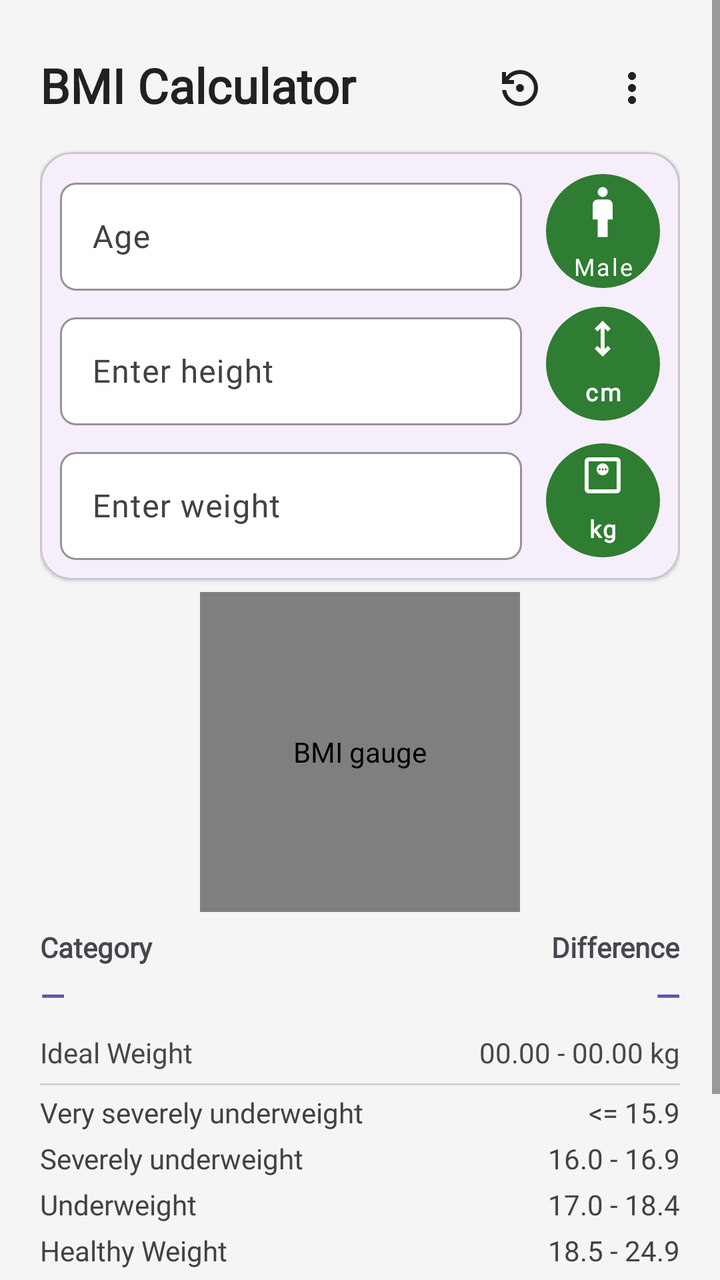
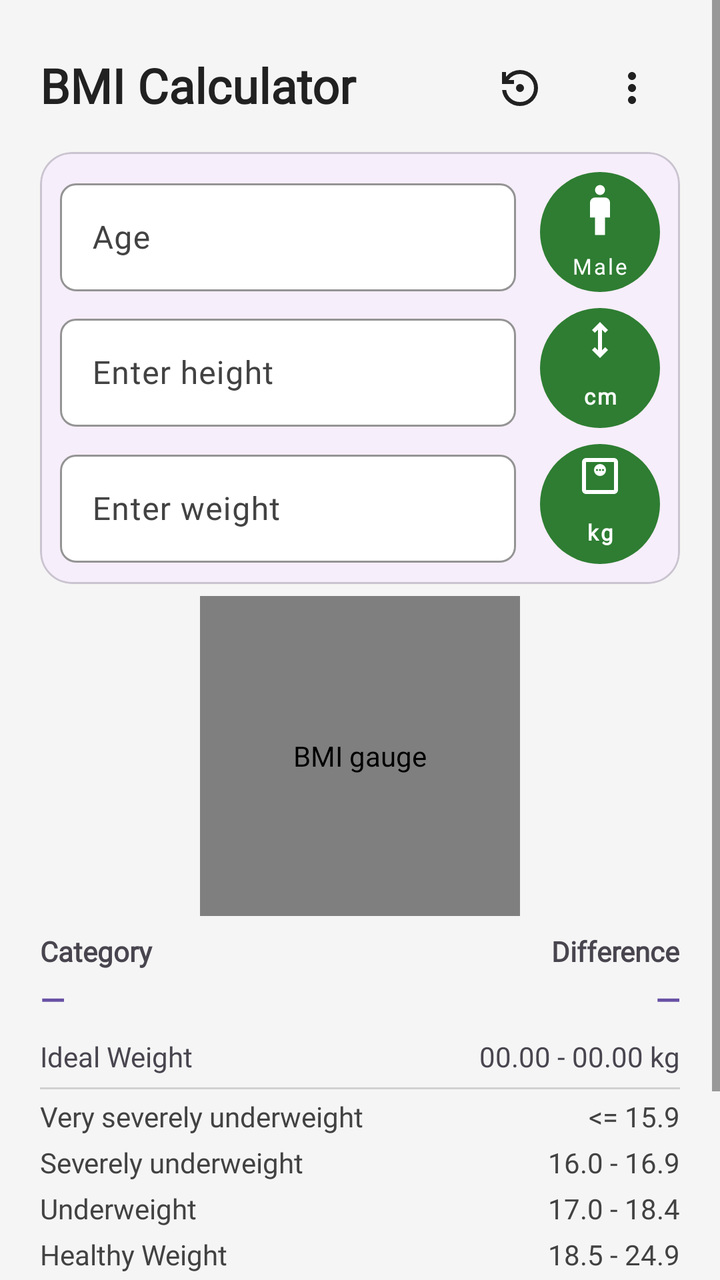

Before-and-after screenshots of an Android layout around one commit, followed by the original layout XML and the change that was made.
<!-- AndroidManifest.xml: application theme Theme.BMITracker -->
<!-- res/layout/activity_main.xml -->
<?xml version="1.0" encoding="utf-8"?>
<ScrollView xmlns:android="http://schemas.android.com/apk/res/android"
    xmlns:app="http://schemas.android.com/apk/res-auto"
    android:id="@+id/main"
    android:layout_width="match_parent"
    android:layout_height="match_parent"
    android:background="?android:attr/windowBackground"
    android:fillViewport="true">

    <androidx.constraintlayout.widget.ConstraintLayout
        android:layout_width="match_parent"
        android:layout_height="wrap_content"
        android:padding="20dp">

        <TextView
            android:id="@+id/tvTitle"
            android:layout_width="0dp"
            android:layout_height="wrap_content"
            android:fontFamily="@font/noto_sans_bengali_thin"
            android:text="@string/bmi_calculator"
            android:textColor="?android:attr/textColorPrimary"
            android:textSize="24sp"
            android:textStyle="bold"
            app:layout_constraintBottom_toBottomOf="@id/btnReset"
            app:layout_constraintEnd_toStartOf="@id/btnReset"
            app:layout_constraintHorizontal_bias="0.0"
            app:layout_constraintStart_toStartOf="parent"
            app:layout_constraintTop_toTopOf="parent"
            app:layout_constraintVertical_bias="0.40" />

        <ImageButton
            android:id="@+id/btnMenu"
            android:layout_width="48dp"
            android:layout_height="48dp"
            android:background="?attr/selectableItemBackgroundBorderless"
            android:contentDescription="@string/menu"
            android:src="@drawable/ic_menu_24"
            app:layout_constraintEnd_toEndOf="parent"
            app:layout_constraintTop_toTopOf="parent"
            app:tint="?attr/colorOnSurface" />

        <ImageButton
            android:id="@+id/btnReset"
            android:layout_width="48dp"
            android:layout_height="48dp"
            android:layout_marginEnd="8dp"
            android:background="?attr/selectableItemBackgroundBorderless"
            android:contentDescription="@string/reset"
            android:src="@drawable/outline_settings_backup_restore_24"
            app:layout_constraintEnd_toStartOf="@id/btnMenu"
            app:layout_constraintTop_toTopOf="parent"
            app:tint="?attr/colorOnSurface" />

        <TextView
            android:id="@+id/lblNormal"
            android:layout_width="wrap_content"
            android:layout_height="wrap_content"
            android:layout_marginTop="8dp"
            android:fontFamily="@font/noto_sans_bengali_thin"
            android:text="@string/ideal_weight"
            app:layout_constraintStart_toStartOf="parent"
            app:layout_constraintTop_toBottomOf="@+id/tvCategory" />

        <com.google.android.material.card.MaterialCardView
            android:id="@+id/cardInputs"
            android:layout_width="0dp"
            android:layout_height="wrap_content"
            android:layout_marginTop="8dp"
            app:cardCornerRadius="16dp"
            app:cardElevation="1dp"
            app:layout_constraintEnd_toEndOf="parent"
            app:layout_constraintStart_toStartOf="parent"
            app:layout_constraintTop_toBottomOf="@id/btnReset"
            app:strokeColor="?attr/colorOutlineVariant"
            app:strokeWidth="1dp">

            <LinearLayout
                android:layout_width="match_parent"
                android:layout_height="wrap_content"
                android:orientation="vertical"
                android:padding="10dp">

                <LinearLayout
                    android:layout_width="match_parent"
                    android:layout_height="wrap_content"
                    android:baselineAligned="false"
                    android:gravity="center_vertical"
                    android:orientation="horizontal">

                    <com.google.android.material.textfield.TextInputLayout
                        android:id="@+id/til_age"
                        style="@style/Widget.Material3.TextInputLayout.OutlinedBox"
                        android:layout_width="0dp"
                        android:layout_height="wrap_content"
                        android:layout_weight="1"
                        android:hint="@string/age"
                        app:boxBackgroundColor="#FFFFFF"
                        app:boxBackgroundMode="outline"
                        app:boxCornerRadiusBottomEnd="8dp"
                        app:boxCornerRadiusBottomStart="8dp"
                        app:boxCornerRadiusTopEnd="8dp"
                        app:boxCornerRadiusTopStart="8dp"
                        app:boxStrokeColor="#A0A0A0"
                        app:boxStrokeWidth="1dp"
                        app:boxStrokeWidthFocused="1.2dp"
                        app:hintTextColor="?attr/colorOnSurfaceVariant">

                        <com.google.android.material.textfield.TextInputEditText
                            android:id="@+id/etAge"
                            style="@style/Widget.BMITracker.TextInputEditText"
                            android:layout_width="match_parent"
                            android:layout_height="54dp"
                            android:fontFamily="@font/noto_sans_bengali_thin"
                            android:gravity="center_vertical"
                            android:imeOptions="actionNext"
                            android:inputType="numberDecimal"
                            android:maxLength="3"
                            android:paddingTop="0dp"
                            android:paddingBottom="0dp"
                            android:textColor="?attr/colorOnSurface"
                            android:textColorHint="?attr/colorOnSurfaceVariant"
                            android:textSize="16sp" />
                    </com.google.android.material.textfield.TextInputLayout>

                    <com.google.android.material.button.MaterialButton
                        android:id="@+id/dropdownGender"
                        style="@style/Widget.MaterialComponents.Button.TextButton"
                        android:layout_width="57dp"
                        android:layout_height="57dp"
                        android:layout_marginStart="12dp"
                        android:background="@drawable/circle_button"
                        android:contentDescription="@string/gender"
                        android:insetLeft="0dp"
                        android:insetTop="0dp"
                        android:insetRight="0dp"
                        android:insetBottom="0dp"
                        android:text="@string/gender_male"
                        android:textAllCaps="false"
                        android:textColor="#FFFFFF"
                        android:textSize="12sp"
                        app:backgroundTint="@null"
                        app:backgroundTintMode="add"
                        app:icon="@drawable/outline_man_24"
                        app:iconGravity="top"
                        app:iconSize="30dp"
                        app:iconTint="#FFFFFF"
                        app:shapeAppearanceOverlay="@style/ShapeAppearance.MaterialComponents.SmallComponent" />
                </LinearLayout>

                <LinearLayout
                    android:layout_width="match_parent"
                    android:layout_height="wrap_content"
                    android:layout_marginTop="8dp"
                    android:baselineAligned="false"
                    android:orientation="horizontal">

                    <com.google.android.material.textfield.TextInputLayout
                        android:id="@+id/til_height"
                        style="@style/Widget.Material3.TextInputLayout.OutlinedBox"
                        android:layout_width="0dp"
                        android:layout_height="wrap_content"
                        android:layout_weight="1"
                        android:hint="@string/enter_height"
                        app:boxBackgroundColor="#FFFFFF"
                        app:boxBackgroundMode="outline"
                        app:boxCornerRadiusBottomEnd="8dp"
                        app:boxCornerRadiusBottomStart="8dp"
                        app:boxCornerRadiusTopEnd="8dp"
                        app:boxCornerRadiusTopStart="8dp"
                        app:boxStrokeColor="#A0A0A0"
                        app:boxStrokeWidth="1dp"
                        app:boxStrokeWidthFocused="1.2dp"
                        app:hintTextColor="?attr/colorOnSurfaceVariant">

                        <com.google.android.material.textfield.TextInputEditText
                            android:id="@+id/etHeight"
                            style="@style/Widget.BMITracker.TextInputEditText"
                            android:layout_width="match_parent"
                            android:layout_height="54dp"
                            android:fontFamily="@font/noto_sans_bengali_thin"
                            android:imeOptions="actionNext"
                            android:inputType="numberDecimal"
                            android:paddingTop="0dp"
                            android:paddingBottom="0dp"
                            android:textColor="?attr/colorOnSurface"
                            android:textColorHint="?attr/colorOnSurfaceVariant"
                            android:textSize="16sp" />
                    </com.google.android.material.textfield.TextInputLayout>

                    <com.google.android.material.button.MaterialButton
                        android:id="@+id/dropdownHeightUnit"
                        style="@style/Widget.MaterialComponents.Button.TextButton"
                        android:layout_width="57dp"
                        android:layout_height="57dp"
                        android:layout_marginStart="12dp"
                        android:background="@drawable/circle_button"
                        android:contentDescription="@string/unit_cm"
                        android:insetLeft="0dp"
                        android:insetTop="0dp"
                        android:insetRight="0dp"
                        android:insetBottom="0dp"
                        android:text="@string/unit_cm"
                        android:textAllCaps="false"
                        android:textColor="#FFFFFF"
                        android:textSize="12sp"
                        android:textStyle="bold"
                        app:backgroundTint="@null"
                        app:icon="@drawable/outline_height_24"
                        app:iconGravity="top"
                        app:iconSize="24dp"
                        app:iconTint="#FFFFFF" />
                </LinearLayout>

                <LinearLayout
                    android:layout_width="match_parent"
                    android:layout_height="wrap_content"
                    android:layout_marginTop="8dp"
                    android:baselineAligned="false"
                    android:orientation="horizontal">

                    <com.google.android.material.textfield.TextInputLayout
                        android:id="@+id/til_weight"
                        style="@style/Widget.Material3.TextInputLayout.OutlinedBox"
                        android:layout_width="0dp"
                        android:layout_height="wrap_content"
                        android:layout_weight="1"
                        android:hint="@string/enter_weight"
                        app:boxBackgroundColor="#FFFFFF"
                        app:boxBackgroundMode="outline"
                        app:boxCornerRadiusBottomEnd="8dp"
                        app:boxCornerRadiusBottomStart="8dp"
                        app:boxCornerRadiusTopEnd="8dp"
                        app:boxCornerRadiusTopStart="8dp"
                        app:boxStrokeColor="#A0A0A0"
                        app:boxStrokeWidth="1dp"
                        app:boxStrokeWidthFocused="1.2dp"
                        app:hintTextColor="?attr/colorOnSurfaceVariant">

                        <com.google.android.material.textfield.TextInputEditText
                            android:id="@+id/etWeight"
                            style="@style/Widget.BMITracker.TextInputEditText"
                            android:layout_width="match_parent"
                            android:layout_height="54dp"
                            android:fontFamily="@font/noto_sans_bengali_thin"
                            android:imeOptions="actionDone"
                            android:inputType="numberDecimal"
                            android:paddingTop="0dp"
                            android:paddingBottom="0dp"
                            android:textColor="?attr/colorOnSurface"
                            android:textColorHint="?attr/colorOnSurfaceVariant"
                            android:textSize="16sp" />
                    </com.google.android.material.textfield.TextInputLayout>

                    <com.google.android.material.button.MaterialButton
                        android:id="@+id/dropdownWeightUnit"
                        style="@style/Widget.MaterialComponents.Button.TextButton"
                        android:layout_width="57dp"
                        android:layout_height="57dp"
                        android:layout_gravity="center_vertical"
                        android:layout_marginStart="12dp"
                        android:background="@drawable/circle_button"
                        android:contentDescription="@string/unit_kg"
                        android:insetLeft="0dp"
                        android:insetTop="0dp"
                        android:insetRight="0dp"
                        android:insetBottom="0dp"
                        android:text="@string/unit_kg"
                        android:textAllCaps="false"
                        android:textColor="#FFFFFF"
                        android:textSize="12sp"
                        android:textStyle="bold"
                        app:backgroundTint="@null"
                        app:icon="@drawable/outline_monitor_weight_24"
                        app:iconGravity="top"
                        app:iconSize="24dp"
                        app:iconTint="#FFFFFF" />
                </LinearLayout>
            </LinearLayout>
        </com.google.android.material.card.MaterialCardView>

        <com.github.anastr.speedviewlib.SpeedView
            android:id="@+id/speedView"
            android:layout_width="160dp"
            android:layout_height="160dp"
            android:layout_marginTop="6dp"
            android:contentDescription="@string/a11y_bmi_gauge"
            app:layout_constraintEnd_toEndOf="parent"
            app:layout_constraintStart_toStartOf="parent"
            app:layout_constraintTop_toBottomOf="@id/cardInputs"
            app:sv_maxSpeed="50"
            app:sv_minSpeed="0"
            app:sv_unit="BMI" />

        <TextView
            android:id="@+id/tvLabelCategory"
            android:layout_width="wrap_content"
            android:layout_height="wrap_content"
            android:layout_marginTop="8dp"
            android:fontFamily="@font/noto_sans_bengali_thin"
            android:text="@string/category"
            android:textStyle="bold"
            app:layout_constraintStart_toStartOf="parent"
            app:layout_constraintTop_toBottomOf="@id/speedView" />

        <TextView
            android:id="@+id/lblDifference"
            android:layout_width="wrap_content"
            android:layout_height="wrap_content"
            android:fontFamily="@font/noto_sans_bengali_thin"
            android:text="@string/difference"
            android:textStyle="bold"
            app:layout_constraintEnd_toEndOf="parent"
            app:layout_constraintTop_toTopOf="@id/tvLabelCategory" />

        <TextView
            android:id="@+id/tvWeightDifference"
            android:layout_width="wrap_content"
            android:layout_height="wrap_content"
            android:layout_marginTop="4dp"
            android:fontFamily="@font/noto_sans_bengali_thin"
            android:text="@string/placeholder_dash"
            android:textColor="?attr/colorPrimary"
            android:textSize="16sp"
            android:textStyle="bold"
            app:layout_constraintEnd_toEndOf="parent"
            app:layout_constraintTop_toBottomOf="@id/lblDifference" />

        <TextView
            android:id="@+id/tvCategory"
            android:layout_width="wrap_content"
            android:layout_height="wrap_content"
            android:layout_marginTop="4dp"
            android:fontFamily="@font/noto_sans_bengali_thin"
            android:text="@string/placeholder_dash"
            android:textColor="?attr/colorPrimary"
            android:textSize="16sp"
            android:textStyle="bold"
            app:layout_constraintStart_toStartOf="parent"
            app:layout_constraintTop_toBottomOf="@id/tvLabelCategory" />

        <TextView
            android:id="@+id/tvNormalWeightRange"
            android:layout_width="wrap_content"
            android:layout_height="wrap_content"
            android:fontFamily="@font/noto_sans_bengali_thin"
            android:text="@string/normal_weight_range"
            app:layout_constraintEnd_toEndOf="parent"
            app:layout_constraintTop_toTopOf="@id/lblNormal" />

        <View
            android:id="@+id/divider2"
            android:layout_width="match_parent"
            android:layout_height="1dp"
            android:layout_marginTop="6dp"
            android:background="#D1D1D1"
            app:layout_constraintTop_toBottomOf="@id/lblNormal" />

        <TableLayout
            android:id="@+id/bmiChartTable"
            android:layout_width="match_parent"
            android:layout_height="wrap_content"
            android:layout_marginTop="2dp"
            android:stretchColumns="0"
            app:layout_constraintTop_toBottomOf="@id/divider2">

            <TableRow
                android:id="@+id/tvChartVerySeverelyUnderweight"
                android:paddingVertical="2dp">

                <TextView
                    android:fontFamily="@font/noto_sans_bengali_thin"
                    android:text="@string/very_severely_underweight"
                    android:textColor="@color/text_secondary_dynamic" />

                <TextView
                    android:layout_gravity="end"
                    android:fontFamily="@font/noto_sans_bengali_thin"
                    android:gravity="end"
                    android:text="@string/lt_15_9"
                    android:textColor="@color/text_secondary_dynamic" />
            </TableRow>

            <TableRow
                android:id="@+id/tvChartSeverelyUnderweight"
                android:paddingVertical="2dp">

                <TextView
                    android:fontFamily="@font/noto_sans_bengali_thin"
                    android:text="@string/severely_underweight"
                    android:textColor="@color/text_secondary_dynamic" />

                <TextView
                    android:layout_gravity="end"
                    android:fontFamily="@font/noto_sans_bengali_thin"
                    android:gravity="end"
                    android:text="@string/_16_0_16_9"
                    android:textColor="@color/text_secondary_dynamic" />
            </TableRow>

            <TableRow
                android:id="@+id/tvChartUnderweight"
                android:paddingVertical="2dp">

                <TextView
                    android:fontFamily="@font/noto_sans_bengali_thin"
                    android:text="@string/underweight"
                    android:textColor="@color/text_secondary_dynamic" />

                <TextView
                    android:layout_gravity="end"
                    android:fontFamily="@font/noto_sans_bengali_thin"
                    android:gravity="end"
                    android:text="@string/_17_0_18_4"
                    android:textColor="@color/text_secondary_dynamic" />
            </TableRow>

            <TableRow
                android:id="@+id/tvChartHealthy"
                android:paddingVertical="2dp">

                <TextView
                    android:fontFamily="@font/noto_sans_bengali_thin"
                    android:text="@string/healthy_weight"
                    android:textColor="@color/text_secondary_dynamic" />

                <TextView
                    android:layout_gravity="end"
                    android:fontFamily="@font/noto_sans_bengali_thin"
                    android:gravity="end"
                    android:text="@string/_18_5_24_9"
                    android:textColor="@color/text_secondary_dynamic" />
            </TableRow>

            <TableRow
                android:id="@+id/tvChartOverweight"
                android:paddingVertical="2dp">

                <TextView
                    android:fontFamily="@font/noto_sans_bengali_thin"
                    android:text="@string/overweight"
                    android:textColor="@color/text_secondary_dynamic" />

                <TextView
                    android:layout_gravity="end"
                    android:fontFamily="@font/noto_sans_bengali_thin"
                    android:gravity="end"
                    android:text="@string/_25_0_29_9"
                    android:textColor="@color/text_secondary_dynamic" />
            </TableRow>

            <TableRow
                android:id="@+id/tvChartObeseClassI"
                android:paddingVertical="2dp">

                <TextView
                    android:fontFamily="@font/noto_sans_bengali_thin"
                    android:text="@string/obese_class_i"
                    android:textColor="@color/text_secondary_dynamic" />

                <TextView
                    android:layout_gravity="end"
                    android:fontFamily="@font/noto_sans_bengali_thin"
                    android:gravity="end"
                    android:text="@string/_30_0_34_9"
                    android:textColor="@color/text_secondary_dynamic" />
            </TableRow>

            <TableRow
                android:id="@+id/tvChartObeseClassII"
                android:paddingVertical="2dp">

                <TextView
                    android:fontFamily="@font/noto_sans_bengali_thin"
                    android:text="@string/obese_class_ii"
                    android:textColor="@color/text_secondary_dynamic" />

                <TextView
                    android:layout_gravity="end"
                    android:fontFamily="@font/noto_sans_bengali_thin"
                    android:gravity="end"
                    android:text="@string/_35_0_39_9"
                    android:textColor="@color/text_secondary_dynamic" />
            </TableRow>

            <TableRow
                android:id="@+id/tvChartObeseClassIII"
                android:paddingVertical="2dp">

                <TextView
                    android:fontFamily="@font/noto_sans_bengali_thin"
                    android:text="@string/obese_class_iii"
                    android:textColor="@color/text_secondary_dynamic" />

                <TextView
                    android:layout_gravity="end"
                    android:fontFamily="@font/noto_sans_bengali_thin"
                    android:gravity="end"
                    android:text="@string/gt_40"
                    android:textColor="@color/text_secondary_dynamic" />
            </TableRow>
        </TableLayout>
    </androidx.constraintlayout.widget.ConstraintLayout>
</ScrollView>
<!-- resources referenced by this layout -->
<resources>
  <color name="text_secondary_dynamic">#424242</color>
  <!-- drawable circle_button (drawable) -->
  <?xml version="1.0" encoding="utf-8"?>
  <shape xmlns:android="http://schemas.android.com/apk/res/android"
      android:shape="oval">
      <solid android:color="#2E7D32" /> <size android:width="65dp" android:height="65dp" />
  </shape>
  <!-- drawable ic_menu_24 (drawable) -->
  <vector xmlns:android="http://schemas.android.com/apk/res/android"
      android:width="24dp"
      android:height="24dp"
      android:viewportWidth="24"
      android:viewportHeight="24">
      <path
          android:fillColor="?android:attr/textColorPrimary"
          android:pathData="M12,8c1.1,0 2,-0.9 2,-2s-0.9,-2 -2,-2 -2,0.9 -2,2 0.9,2 2,2zM12,10c-1.1,0 -2,0.9 -2,2s0.9,2 2,2 2,-0.9 2,-2 -0.9,-2 -2,-2zM12,16c-1.1,0 -2,0.9 -2,2s0.9,2 2,2 2,-0.9 2,-2 -0.9,-2 -2,-2z" />
  </vector>
  <!-- drawable outline_height_24 (drawable) -->
  <vector xmlns:android="http://schemas.android.com/apk/res/android" android:height="24dp" android:tint="#FFFFFF" android:viewportHeight="960" android:viewportWidth="960" android:width="24dp">
        
      <path android:fillColor="@android:color/white" android:pathData="M480,840L320,680L376,624L440,687L440,273L376,336L320,280L480,120L640,280L584,337L520,273L520,687L584,624L640,680L480,840Z"/>
      
  </vector>
  <!-- drawable outline_man_24 (drawable) -->
  <vector xmlns:android="http://schemas.android.com/apk/res/android" android:height="24dp" android:tint="#FFFFFF" android:viewportHeight="960" android:viewportWidth="960" android:width="24dp">
        
      <path android:fillColor="@android:color/white" android:pathData="M400,880L400,600L320,600L320,360Q320,327 343.5,303.5Q367,280 400,280L560,280Q593,280 616.5,303.5Q640,327 640,360L640,600L560,600L560,880L400,880ZM480,240Q447,240 423.5,216.5Q400,193 400,160Q400,127 423.5,103.5Q447,80 480,80Q513,80 536.5,103.5Q560,127 560,160Q560,193 536.5,216.5Q513,240 480,240Z"/>
      
  </vector>
  <string name="_16_0_16_9">16.0 - 16.9</string>
  <string name="_17_0_18_4">17.0 - 18.4</string>
  <string name="_18_5_24_9">18.5 - 24.9</string>
  <string name="_25_0_29_9">25.0 - 29.9</string>
  <string name="_30_0_34_9">30.0 - 34.9</string>
  <string name="_35_0_39_9">35.0 - 39.9</string>
  <string name="a11y_bmi_gauge">BMI gauge</string>
  <string name="age">Age</string>
  <string name="bmi_calculator">BMI Calculator</string>
  <string name="category">Category</string>
  <string name="difference">Difference</string>
  <string name="enter_height">Enter height</string>
  <string name="enter_weight">Enter weight</string>
  <string name="gender">Gender</string>
  <string name="gender_male">Male</string>
  <string name="gt_40">&gt;= 40</string>
  <string name="healthy_weight">Healthy Weight</string>
  <string name="ideal_weight">Ideal Weight</string>
  <string name="lt_15_9">&lt;= 15.9</string>
  <string name="menu">Menu</string>
  <string name="normal_weight_range">00.00 - 00.00 kg</string>
  <string name="obese_class_i">Obese Class I</string>
  <string name="obese_class_ii">Obese Class II</string>
  <string name="obese_class_iii">Obese Class III</string>
  <string name="overweight">Overweight</string>
  <string name="placeholder_dash">— </string>
  <string name="reset">Reset</string>
  <string name="severely_underweight">Severely underweight</string>
  <string name="underweight">Underweight</string>
  <string name="unit_cm">cm</string>
  <string name="unit_kg">kg</string>
  <string name="very_severely_underweight">Very severely underweight</string>
  <style name="Widget.BMITracker.TextInputEditText" parent="Widget.Material3.TextInputEditText.OutlinedBox">
          <item name="android:textColor">@color/text_main</item>
          <item name="android:textColorHint">@color/text_secondary_dynamic</item>
      </style>
  <style name="Theme.BMITracker" parent="Base.Theme.BMITracker" />
  <color name="text_main">#212121</color>
  <color name="spinner_ripple_soft">#22000000</color>
  <!-- unchanged entries left out for length: 3 -->
</resources>

<!-- the commit's change to res/layout/activity_main.xml (unified diff, before → after) -->
@@ -125,8 +125,8 @@
                     <com.google.android.material.button.MaterialButton
                         android:id="@+id/dropdownGender"
                         style="@style/Widget.MaterialComponents.Button.TextButton"
-                        android:layout_width="57dp"
-                        android:layout_height="57dp"
+                        android:layout_width="60dp"
+                        android:layout_height="60dp"
                         android:layout_marginStart="12dp"
                         android:background="@drawable/circle_button"
                         android:contentDescription="@string/gender"
@@ -137,7 +137,7 @@
                         android:text="@string/gender_male"
                         android:textAllCaps="false"
                         android:textColor="#FFFFFF"
-                        android:textSize="12sp"
+                        android:textSize="11sp"
                         app:backgroundTint="@null"
                         app:backgroundTintMode="add"
                         app:icon="@drawable/outline_man_24"
@@ -190,8 +190,8 @@
                     <com.google.android.material.button.MaterialButton
                         android:id="@+id/dropdownHeightUnit"
                         style="@style/Widget.MaterialComponents.Button.TextButton"
-                        android:layout_width="57dp"
-                        android:layout_height="57dp"
+                        android:layout_width="60dp"
+                        android:layout_height="60dp"
                         android:layout_marginStart="12dp"
                         android:background="@drawable/circle_button"
                         android:contentDescription="@string/unit_cm"
@@ -202,7 +202,7 @@
                         android:text="@string/unit_cm"
                         android:textAllCaps="false"
                         android:textColor="#FFFFFF"
-                        android:textSize="12sp"
+                        android:textSize="11sp"
                         android:textStyle="bold"
                         app:backgroundTint="@null"
                         app:icon="@drawable/outline_height_24"
@@ -254,8 +254,8 @@
                     <com.google.android.material.button.MaterialButton
                         android:id="@+id/dropdownWeightUnit"
                         style="@style/Widget.MaterialComponents.Button.TextButton"
-                        android:layout_width="57dp"
-                        android:layout_height="57dp"
+                        android:layout_width="60dp"
+                        android:layout_height="60dp"
                         android:layout_gravity="center_vertical"
                         android:layout_marginStart="12dp"
                         android:background="@drawable/circle_button"
@@ -267,7 +267,7 @@
                         android:text="@string/unit_kg"
                         android:textAllCaps="false"
                         android:textColor="#FFFFFF"
-                        android:textSize="12sp"
+                        android:textSize="11sp"
                         android:textStyle="bold"
                         app:backgroundTint="@null"
                         app:icon="@drawable/outline_monitor_weight_24"
